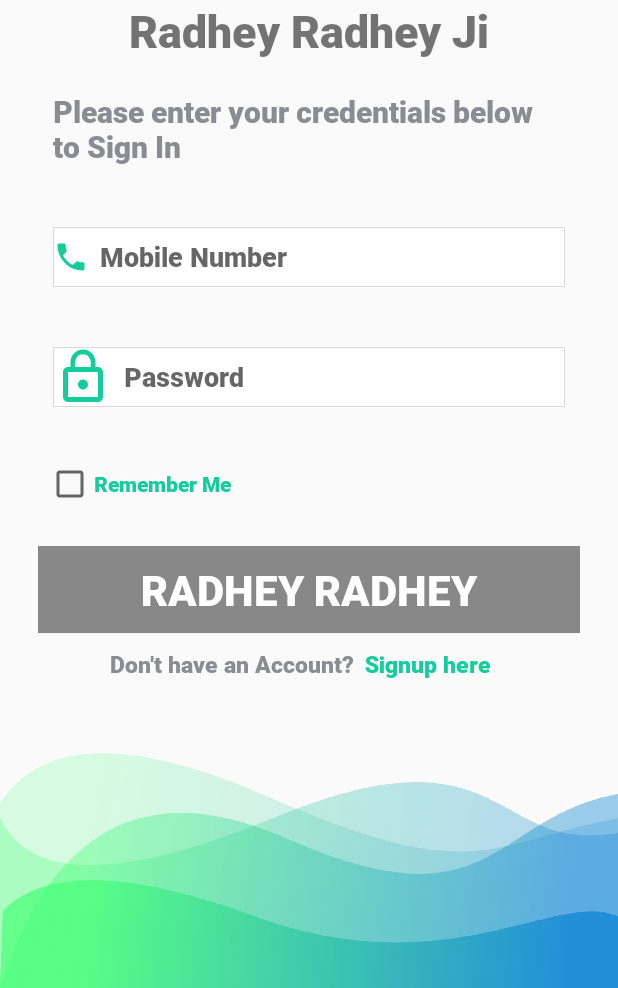
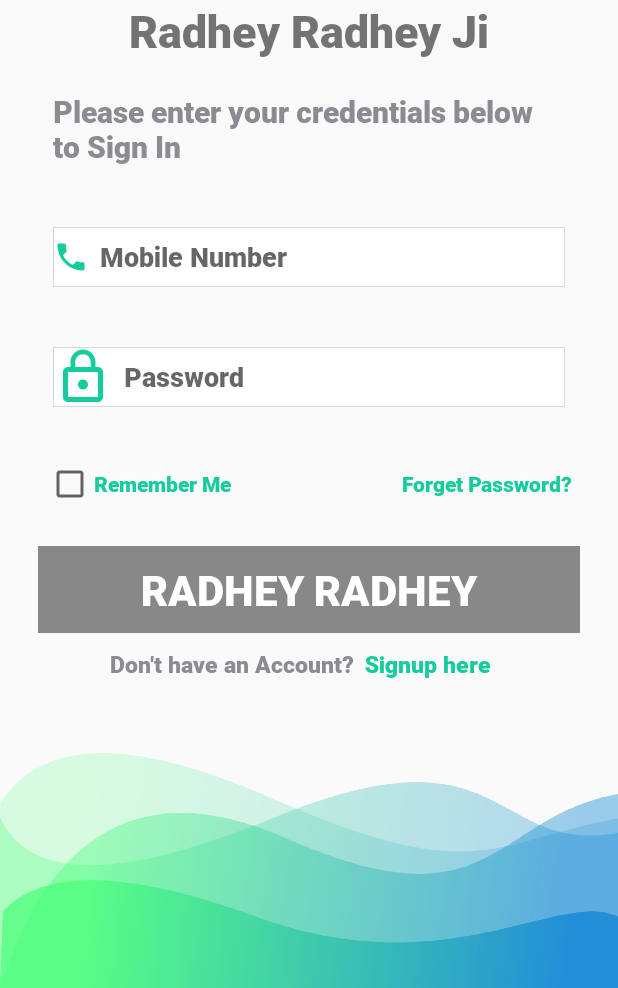
Before and after one commit to AS-AmanSinghal/Radha_Rani_Pooja_Gallery_Final, an Android app: the LoginActivity screen opened directly, with no data from a screen before it, on a phone screen of 412 x 824 dp, the part 248-1236 px from its top. Run offline under Robolectric (Android 15) with nearby library versions, the phone set to English and light mode, and no system bars.

Commit message:
Complete With Radha Rani Pooja Gallery.

```diff
--- a/app/build.gradle
+++ b/app/build.gradle
@@ -40,4 +40,5 @@ dependencies {
     implementation 'com.squareup.retrofit2:converter-gson:2.7.0'
     implementation 'com.squareup.picasso:picasso:2.71828'
     implementation 'com.google.zxing:core:3.4.0'
+    implementation 'de.hdodenhof:circleimageview:3.0.1'
 }
--- a/app/src/main/java/com/WeShowedUp/radharanipoojagallery/Controller/LoginActivity.java
+++ b/app/src/main/java/com/WeShowedUp/radharanipoojagallery/Controller/LoginActivity.java
@@ -48,7 +48,7 @@ public class LoginActivity extends AppCompatActivity {
         username = findViewById(R.id.login_mobile_number);
         pass = findViewById(R.id.login_password);
         progressBar = findViewById(R.id.progressbar);
-        //forgot_password = findViewById(R.id.login_forgotpassword);
+        forgot_password = findViewById(R.id.login_forgotpassword);
         registration = findViewById(R.id.login_registration);
         sharedPrefManager= new SharedPrefManager(this);
         checkBox = findViewById(R.id.login_rememberme);
@@ -101,12 +101,13 @@ public class LoginActivity extends AppCompatActivity {
         });
 
 
-//        forgot_password.setOnClickListener(new View.OnClickListener() {
-//            @Override
-//            public void onClick(View v) {
-//                Snackbar.make(getWindow().getDecorView(), "Forgot password", Snackbar.LENGTH_SHORT).show();
-//            }
-//        });
+        forgot_password.setOnClickListener(new View.OnClickListener() {
+            @Override
+            public void onClick(View v) {
+                hideSoftKey();
+                Snackbar.make(getWindow().getDecorView(), "Coming Soon", Snackbar.LENGTH_SHORT).show();
+            }
+        });
     }
 
     private void checkEmpty() {
--- a/app/src/main/res/layout/activity_login.xml
+++ b/app/src/main/res/layout/activity_login.xml
@@ -3,130 +3,144 @@
     xmlns:tools="http://schemas.android.com/tools"
     android:layout_width="match_parent"
     android:layout_height="match_parent"
+    android:background="@drawable/background"
     android:fillViewport="true"
-    android:background="@drawable/background"
     tools:context=".Controller.LoginActivity">
+
     <LinearLayout
-        android:layout_margin="15dp"
         android:layout_width="match_parent"
         android:layout_height="wrap_content"
+        android:layout_margin="15dp"
         android:orientation="vertical">
+
         <ImageView
-            android:layout_gravity="center"
             android:layout_width="150dp"
             android:layout_height="150dp"
-            android:src="@drawable/logo"/>
+            android:layout_gravity="center"
+            android:src="@drawable/logo" />
+
         <TextView
+            android:layout_width="match_parent"
+            android:layout_height="wrap_content"
             android:fontFamily="@font/roboto"
             android:gravity="center"
+            android:text="Radhey Radhey Ji"
+            android:textSize="30dp"
+            android:textStyle="bold" />
+
+        <TextView
             android:layout_width="match_parent"
             android:layout_height="wrap_content"
-            android:text="Radhey Radhey Ji"
-            android:textSize="30dp"
-            android:textStyle="bold"/>
-        <TextView
             android:layout_margin="20dp"
             android:fontFamily="@font/roboto"
+            android:text="Please enter your credentials below to Sign In"
+            android:textColor="#8B8B93"
+            android:textSize="20dp"
+            android:textStyle="normal" />
+
+        <EditText
+            android:id="@+id/login_mobile_number"
             android:layout_width="match_parent"
-            android:layout_height="wrap_content"
-            android:text="Please enter your credentials below to Sign In"
-            android:textSize="20dp"
-            android:textStyle="normal"
-            android:textColor="#8B8B93"/>
-        <EditText
-            android:textColor="#14CC9C"
-            android:id="@+id/login_mobile_number"
+            android:layout_height="40dp"
             android:layout_margin="20dp"
+            android:layout_marginTop="12dp"
+            android:background="@drawable/edittextdesign"
+            android:drawableStart="@drawable/ic_call"
+            android:drawablePadding="7dp"
+            android:fontFamily="@font/roboto"
+            android:hint="Mobile Number"
             android:inputType="phone"
             android:maxLength="10"
             android:maxLines="1"
+            android:textColor="#14CC9C" />
+
+        <EditText
+            android:id="@+id/login_password"
+            android:layout_width="match_parent"
+            android:layout_height="40dp"
+            android:layout_margin="20dp"
             android:layout_marginTop="12dp"
+            android:background="@drawable/edittextdesign"
+            android:drawableStart="@drawable/ic_password"
+            android:drawablePadding="7dp"
             android:fontFamily="@font/roboto"
-            android:drawablePadding="7dp"
-            android:drawableStart="@drawable/ic_call"
-            android:layout_width="match_parent"
-            android:hint="Mobile Number"
-            android:layout_height="40dp"
-            android:background="@drawable/edittextdesign"/>
-        <EditText
-            android:textColor="#14CC9C"
-            android:id="@+id/login_password"
-            android:layout_margin="20dp"
+            android:hint="Password"
             android:inputType="textPassword"
             android:maxLength="30"
             android:maxLines="1"
-            android:layout_marginTop="12dp"
-            android:fontFamily="@font/roboto"
-            android:drawablePadding="7dp"
-            android:drawableStart="@drawable/ic_password"
-            android:layout_width="match_parent"
-            android:hint="Password"
-            android:layout_height="40dp"
-            android:background="@drawable/edittextdesign"/>
+            android:textColor="#14CC9C" />
+
         <LinearLayout
             android:layout_width="match_parent"
             android:layout_height="wrap_content">
+
             <CheckBox
                 android:id="@+id/login_rememberme"
-                android:shadowRadius="10"
-                android:shadowColor="#ffffff"
-                android:fontFamily="@font/roboto"
-                android:layout_margin="15dp"
                 android:layout_width="wrap_content"
                 android:layout_height="wrap_content"
+                android:layout_margin="15dp"
+                android:fontFamily="@font/roboto"
+                android:shadowColor="#ffffff"
+                android:shadowRadius="10"
                 android:text="@string/remember_me"
-                android:textColor="#14CC9C"/>
-            <!--            <TextView-->
-            <!--                android:id="@+id/login_forgotpassword"-->
-            <!--                android:shadowRadius="10"-->
-            <!--                android:shadowColor="#ffffff"-->
-            <!--                android:fontFamily="@font/roboto"-->
-            <!--                android:layout_margin="15dp"-->
-            <!--                android:gravity="end"-->
-            <!--                android:layout_width="match_parent"-->
-            <!--                android:layout_height="wrap_content"-->
-            <!--                android:text="Forget Password?"-->
-            <!--                android:textColor="#14CC9C"/>-->
+                android:textColor="#14CC9C" />
+
+            <TextView
+                android:id="@+id/login_forgotpassword"
+                android:layout_width="match_parent"
+                android:layout_height="wrap_content"
+                android:layout_margin="15dp"
+                android:fontFamily="@font/roboto"
+                android:gravity="end"
+                android:shadowColor="#ffffff"
+                android:shadowRadius="10"
+                android:text="Forget Password?"
+                android:textColor="#14CC9C" />
         </LinearLayout>
+
         <Button
             android:id="@+id/login_btn"
-            android:layout_gravity="center"
-            android:fontFamily="@font/roboto"
-            android:textSize="42px"
-            android:textColor="#ffffff"
-            android:layout_margin="10dp"
-            android:padding="10dp"
             android:layout_width="match_parent"
             android:layout_height="wrap_content"
+            android:layout_gravity="center"
+            android:layout_margin="10dp"
+            android:background="@drawable/buttondesign"
+            android:fontFamily="@font/roboto"
+            android:padding="10dp"
             android:text="Radhey Radhey"
-            android:background="@drawable/buttondesign"/>
+            android:textColor="#ffffff"
+            android:textSize="42px" />
+
         <LinearLayout
             android:id="@+id/login_registration"
             android:layout_width="match_parent"
             android:layout_height="wrap_content">
+
             <TextView
+                android:layout_width="0dp"
+                android:layout_height="wrap_content"
+                android:layout_weight="1"
+                android:fontFamily="@font/roboto"
                 android:gravity="end"
+                android:text="Don't have an Account? "
+                android:textColor="#8B8B93"
+                android:textSize="15dp" />
+
+            <TextView
+                android:layout_width="0dp"
+                android:layout_height="wrap_content"
+                android:layout_weight="0.7"
                 android:fontFamily="@font/roboto"
-                android:textColor="#8B8B93"
-                android:textSize="15dp"
-                android:layout_width="0dp"
-                android:layout_weight="1"
-                android:layout_height="wrap_content"
-                android:text="Don't have an Account? "/>
-            <TextView
                 android:gravity="start"
-                android:fontFamily="@font/roboto"
+                android:text=" Signup here"
                 android:textColor="#14CC9C"
-                android:textSize="15dp"
-                android:layout_width="0dp"
-                android:layout_weight="0.7"
-                android:layout_height="wrap_content"
-                android:text=" Signup here"/>
+                android:textSize="15dp" />
         </LinearLayout>
+
         <ProgressBar
-            android:visibility="invisible"
             android:id="@+id/progressbar"
             android:layout_width="match_parent"
-            android:layout_height="wrap_content"/>
+            android:layout_height="wrap_content"
+            android:visibility="invisible" />
     </LinearLayout>
 </ScrollView>
```
Also changed, not shown: app/src/main/java/com/WeShowedUp/radharanipoojagallery/Controller/MainActivity.java (+26 -1 lines), app/src/main/java/com/WeShowedUp/radharanipoojagallery/ui/developer/DeveloperFragment.java (added, +88 -0 lines), app/src/main/java/com/WeShowedUp/radharanipoojagallery/ui/upload/UploadFragment.java (+17 -24 lines), app/src/main/res/layout/fragment_developer.xml (added, +194 -0 lines), app/src/main/res/layout/nav_header_main.xml (+20 -15 lines), app/src/main/res/menu/activity_main_drawer.xml (+14 -14 lines), app/src/main/res/navigation/mobile_navigation.xml (+10 -5 lines), app/src/main/res/drawable-v24/abhinav.jpg (added), app/src/main/res/drawable-v24/aman.jpg (added), app/src/main/res/drawable-v24/gmail_48px.png (added).
